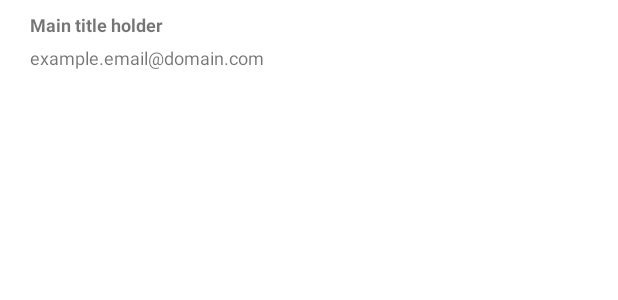
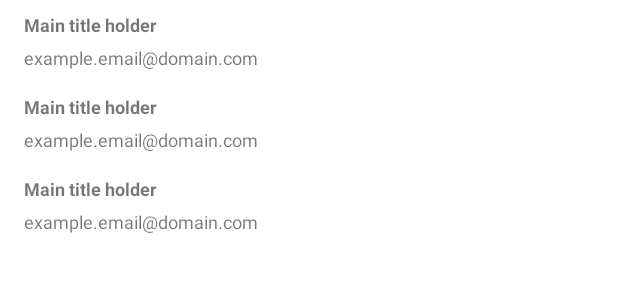
Before and after one commit to dhonti/idealista-tech-test, an Android app: the layout fragment_list.xml on its own in the app's theme, with its tools: preview values and no code run, on a phone screen of 412 x 824 dp. Shown: the top 300 px of the screen. Run offline under Robolectric (Android 15) with nearby library versions, the phone set to English and light mode, and no system bars.

Commit message:
Create base project list - detail

```diff
--- a/app/src/main/java/com/dhontiveros/idealistatechtest/presentation/features/list/ListFragment.kt
+++ b/app/src/main/java/com/dhontiveros/idealistatechtest/presentation/features/list/ListFragment.kt
@@ -71,7 +71,7 @@ class ListFragment : BaseFragmentVM<FragmentListBinding, ListViewModel>(R.layout
                     value.arguments
 
                     val action = ListFragmentDirections.actionListToDetail()
-//                    action.item = it.item
+                    action.item = it.item
                     findNavController().navigate(action)
                 }
             }
--- a/app/src/main/res/layout/fragment_list.xml
+++ b/app/src/main/res/layout/fragment_list.xml
@@ -1,9 +1,9 @@
 <?xml version="1.0" encoding="utf-8"?>
 <layout xmlns:android="http://schemas.android.com/apk/res/android"
-    xmlns:app="http://schemas.android.com/apk/res-auto"
-    xmlns:tools="http://schemas.android.com/tools">
+    xmlns:app="http://schemas.android.com/apk/res-auto">
 
     <data>
+
         <variable
             name="viewModel"
             type="com.dhontiveros.idealistatechtest.presentation.features.list.ListViewModel" />
@@ -13,18 +13,17 @@
             type="Boolean" />
     </data>
 
-    <androidx.constraintlayout.widget.ConstraintLayout
+    <androidx.constraintlayout.widget.ConstraintLayout xmlns:tools="http://schemas.android.com/tools"
         android:layout_width="match_parent"
         android:layout_height="match_parent">
 
         <androidx.swiperefreshlayout.widget.SwipeRefreshLayout
-            android:id="@+id/swipeRefresh"
+            android:id="@+id/swipe_refresh"
             android:layout_width="match_parent"
             android:layout_height="match_parent">
 
             <androidx.recyclerview.widget.RecyclerView
                 android:id="@+id/rv_list"
-                visible="@{showList}"
                 android:layout_width="match_parent"
                 android:layout_height="match_parent"
                 app:layoutManager="androidx.recyclerview.widget.LinearLayoutManager"
@@ -46,5 +45,4 @@
             tools:visibility="gone" />
 
     </androidx.constraintlayout.widget.ConstraintLayout>
-
 </layout>
--- a/app/src/main/res/layout/row_list_item.xml
+++ b/app/src/main/res/layout/row_list_item.xml
@@ -11,7 +11,11 @@
 
     <androidx.constraintlayout.widget.ConstraintLayout
         android:layout_width="match_parent"
-        android:layout_height="match_parent"
+        android:layout_height="wrap_content"
+        android:paddingTop="8dp"
+        android:paddingBottom="8dp"
+        android:paddingStart="16dp"
+        android:paddingEnd="16dp"
         >
 
         <TextView
@@ -19,9 +23,6 @@
             android:text="@{item.propertyCode}"
             android:layout_width="0dp"
             android:layout_height="wrap_content"
-            android:layout_marginTop="8dp"
-            android:layout_marginStart="20dp"
-            android:layout_marginEnd="5dp"
             android:textSize="12sp"
             android:textStyle="bold"
             tools:text = "Main title holder"
```
